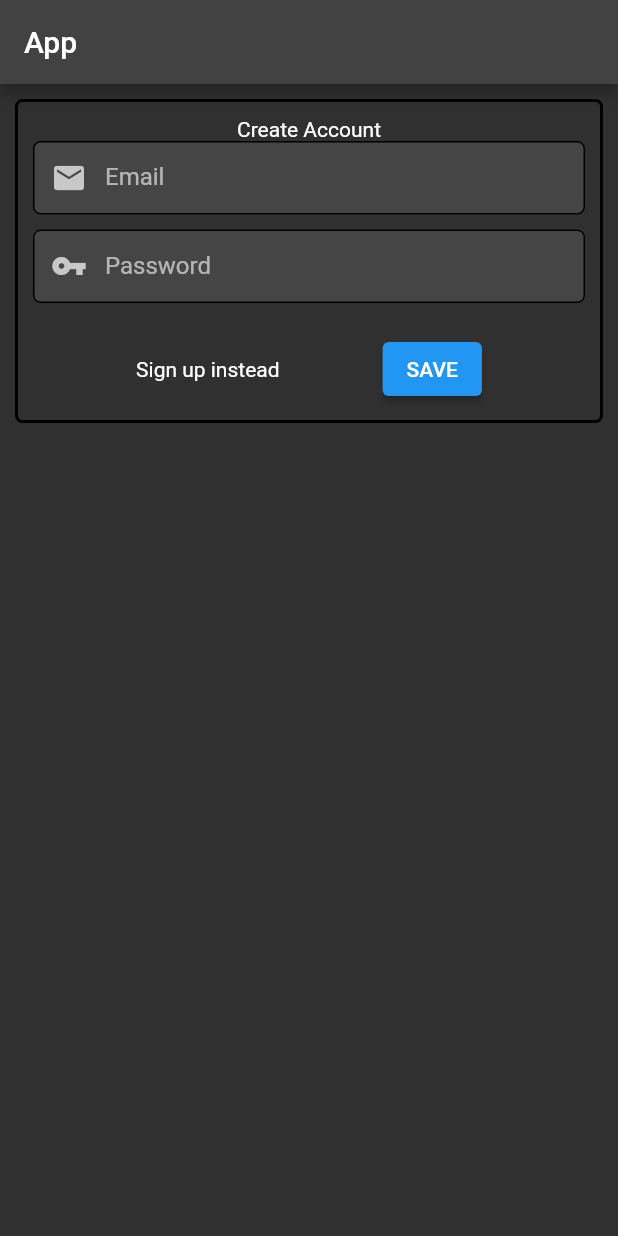
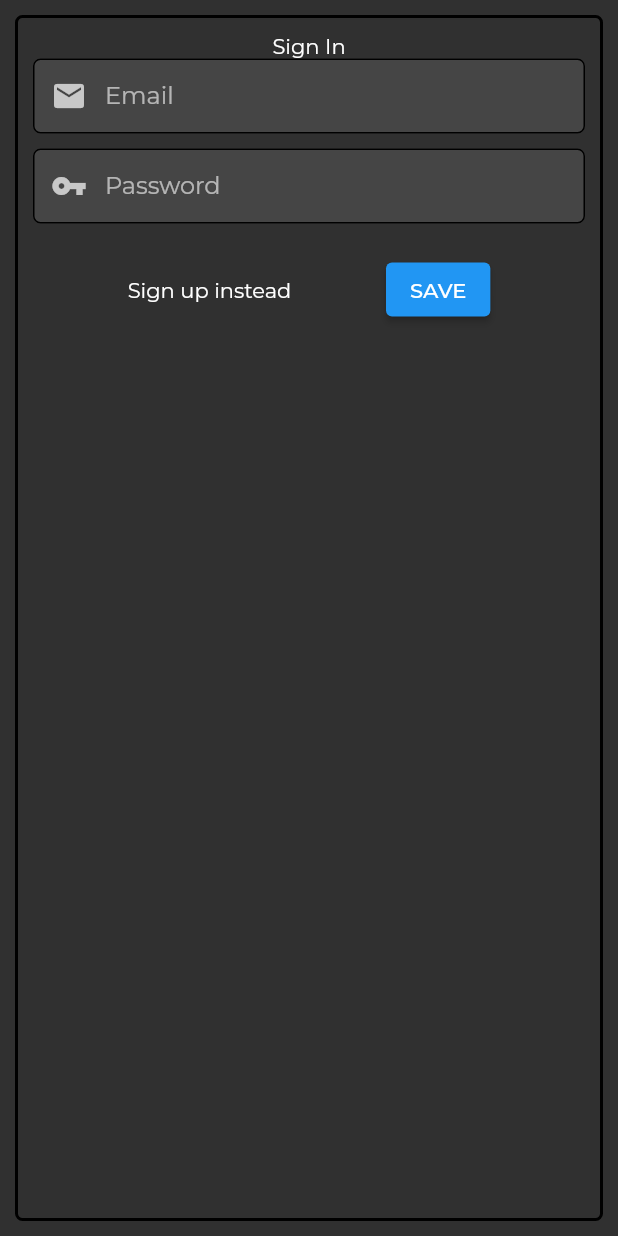
Before and after one commit to IHaveHackedYou/first_app, a Flutter app: the screen it shows after launch, after a tap on "SignUp", after a tap on "Sign in instead", on a phone screen of 412 x 824 dp. Run offline on Flutter 3.47's test engine with Material 2 defaults, Android fonts, the phone set to English and light mode, and no system bars; our stand-ins replace firebase_auth, firebase_core, google_fonts; accounts and stored records are empty.

Commit message:
starting adding firestore behavior

```diff
--- a/lib/src/consts/custom_app_bar.dart
+++ b/lib/src/consts/custom_app_bar.dart
@@ -2,6 +2,8 @@ import 'package:flutter/material.dart';
 
 class CustomAppBars{
   static AppBar mainAppBar(BuildContext context) => AppBar(
-    title: Text("App"),
+    title: Text("Tasks"),
+    centerTitle: true,
+    elevation: 0,
   );
 }
--- a/lib/src/consts/enums.dart
+++ b/lib/src/consts/enums.dart
@@ -3,5 +3,6 @@ enum ApplicationLoginState {
   loggedOut,
   signIn,
   signUp,
-  loggedIn,
+  loggedInMainPage,
+  addTask
 }
--- a/lib/src/consts/material_themes.dart
+++ b/lib/src/consts/material_themes.dart
@@ -3,7 +3,9 @@ import 'package:google_fonts/google_fonts.dart';
 
 ThemeData darkTheme() {
   final baseTheme = ThemeData.dark();
-  return baseTheme;/* .copyWith(
+  return baseTheme.copyWith(
+    textTheme: GoogleFonts.montserratTextTheme().apply(bodyColor: Color.fromARGB(255, 255, 255, 255))
+  );/* .copyWith(
       textTheme: GoogleFonts.robotoTextTheme(),
       scaffoldBackgroundColor: Color(0x30303030),
       primaryColor: Color(0xFFFFFFFF),
--- /dev/null
+++ b/lib/src/models/todo_entry.dart
@@ -0,0 +1,6 @@
+class TodoEntry{
+  TodoEntry({required this.checked, required this.title, required this.description});
+  bool checked;
+  String title;
+  String description;
+}
--- a/lib/src/screens/authentication/authentication_input_forms.dart
+++ b/lib/src/screens/authentication/authentication_input_forms.dart
@@ -26,14 +26,15 @@ class _SignUpFormState extends State<SignUpForm> {
 
   @override
   Widget build(BuildContext context) {
-    return Container(
+    return Scaffold(
+      body: Container(
         margin: EdgeInsets.all(10),
         padding: EdgeInsets.all(10),
         decoration: BoxDecoration(
             border: Border.all(width: 2),
             borderRadius: BorderRadius.all(Radius.circular(5))),
         child: Column(children: [
-        Text("Create Account"),
+          Text("SignUp"),
           Form(
               key: _formKey,
               child: Column(
@@ -113,6 +114,7 @@ class _SignUpFormState extends State<SignUpForm> {
                 ],
               ))
         ]),
+      ),
     );
   }
 }
@@ -141,14 +143,15 @@ class _SignInFormState extends State<SignInForm> {
 
   @override
   Widget build(BuildContext context) {
-    return Container(
+    return Scaffold(
+      body: Container(
           margin: EdgeInsets.all(10),
           padding: EdgeInsets.all(10),
           decoration: BoxDecoration(
               border: Border.all(width: 2),
               borderRadius: BorderRadius.all(Radius.circular(5))),
           child: Column(children: [
-          Text("Create Account"),
+            Text("Sign In"),
             Form(
                 key: _formKey,
                 child: Column(
@@ -214,6 +217,7 @@ class _SignInFormState extends State<SignInForm> {
                     )
                   ],
                 ))
-        ]));
+          ])),
+    );
   }
 }
--- a/lib/src/screens/authentication/authentication_screens.dart
+++ b/lib/src/screens/authentication/authentication_screens.dart
@@ -1,5 +1,7 @@
+import 'package:firebase_auth/firebase_auth.dart';
 import 'package:first_app/src/consts/enums.dart';
 import 'package:first_app/src/screens/authentication/authentication_input_forms.dart';
+import 'package:first_app/src/screens/home_screen.dart';
 import 'package:flutter/material.dart';
 
 // import 'widgets.dart';
@@ -15,6 +17,7 @@ class Authentication extends StatelessWidget {
     required this.registerAccount,
     required this.signOut,
     required this.startSignInFlow,
+    required this.getUser,
   });
 
   final ApplicationLoginState loginState;
@@ -28,12 +31,14 @@ class Authentication extends StatelessWidget {
   final void Function(String email, String displayName, String password,
       void Function(Exception e) error) registerAccount;
   final void Function() signOut;
+  final User? Function() getUser;
 
   @override
   Widget build(BuildContext context) {
     switch (loginState) {
       case ApplicationLoginState.loggedOut:
-        return Container(
+        return Scaffold(
+          body: Container(
             padding: const EdgeInsets.only(left: 24, bottom: 8),
             child: Row(
               children: [
@@ -50,6 +55,7 @@ class Authentication extends StatelessWidget {
                   child: const Text("SignIn"),
                 ),
               ],
+            ),
           ),
         );
 
@@ -84,25 +90,18 @@ class Authentication extends StatelessWidget {
           },
         );
 
-      case ApplicationLoginState.loggedIn:
-        return Row(
-          children: [
-            Padding(
-              padding: const EdgeInsets.only(left: 24, bottom: 8),
-              child: ElevatedButton(
-                onPressed: () {
-                  signOut();
-                },
-                child: const Text('LOGOUT'),
-              ),
-            ),
-          ],
+      case ApplicationLoginState.loggedInMainPage:
+        return HomeScreen(
+          signOut: signOut,
+          getUser: getUser,
         );
       default:
-        return Row(
+        return Scaffold(
+          body: Row(
             children: const [
               Text("Internal error, this shouldn't happen..."),
             ],
+          ),
         );
     }
   }
@@ -131,10 +130,7 @@ class Authentication extends StatelessWidget {
               onPressed: () {
                 Navigator.of(context).pop();
               },
-              child: const Text(
-                'OK',
-                style: TextStyle(color: Colors.deepPurple),
-              ),
+              child: const Text('OK'),
             ),
           ],
         );
--- a/lib/src/screens/screen_manager.dart
+++ b/lib/src/screens/screen_manager.dart
@@ -10,25 +10,17 @@ class ScreenManager extends StatelessWidget {
 
   @override
   Widget build(BuildContext context) {
-    return Scaffold(
-        appBar: CustomAppBars.mainAppBar(context),
-        body: SafeArea(
-            child: Container(
-                child: Column(
-          children: [
-            Consumer<AuthenticationState>(
+    return Consumer<AuthenticationState>(
         builder: (context, appState, _) => Authentication(
               email: appState.email,
               loginState: appState.loginState,
               startSignInFlow: appState.startSignInFlow,
               startSignUpFlow: appState.startSignUpFlow,
-                      signInWithEmailAndPassword:
-                          appState.signInWithEmailAndPassword,
+              signInWithEmailAndPassword: appState.signInWithEmailAndPassword,
               cancelRegistration: appState.cancelRegistration,
               registerAccount: appState.registerAccount,
               signOut: appState.signOut,
-                    )),
-          ],
-        ))));
+              getUser: appState.getUser,
+            ));
   }
 }
--- a/lib/src/services/authentication.dart
+++ b/lib/src/services/authentication.dart
@@ -14,7 +14,7 @@ class AuthenticationState extends ChangeNotifier {
     // checks current user status
     FirebaseAuth.instance.userChanges().listen((user) {
       if (user != null) {
-        _loginState = ApplicationLoginState.loggedIn;
+        _loginState = ApplicationLoginState.loggedInMainPage;
       } else {
         _loginState = ApplicationLoginState.loggedOut;
       }
@@ -74,6 +74,10 @@ class AuthenticationState extends ChangeNotifier {
     }
   }
 
+  User? getUser(){
+    return FirebaseAuth.instance.currentUser;
+  }
+
   void signOut() {
     FirebaseAuth.instance.signOut();
   }
--- /dev/null
+++ b/lib/src/services/database.dart
@@ -0,0 +1,3 @@
+class Database{
+  void add
+}
--- a/pubspec.yaml
+++ b/pubspec.yaml
@@ -30,7 +30,7 @@ dependencies:
   flutter:
     sdk: flutter
   google_fonts: ^2.1.0
-  cloud_firestore: ^3.1.8
+  cloud_firestore:
   firebase_auth: ^3.3.7
   firebase_core: ^1.12.0
   provider: ^6.0.2
```
Also changed, not shown: lib/src/screens/home_screen.dart (+38 -3 lines), lib/src/screens/todo_list/todo_list.dart (added, +10 -0 lines). Lines whose indentation alone changed are shown as unchanged.
